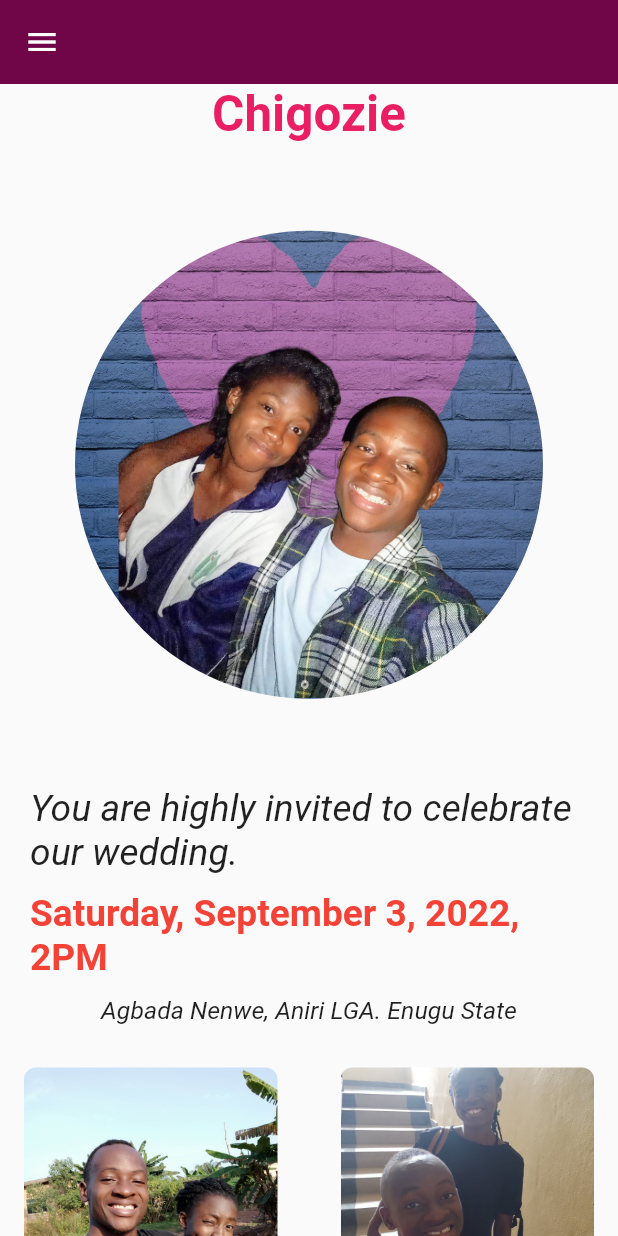
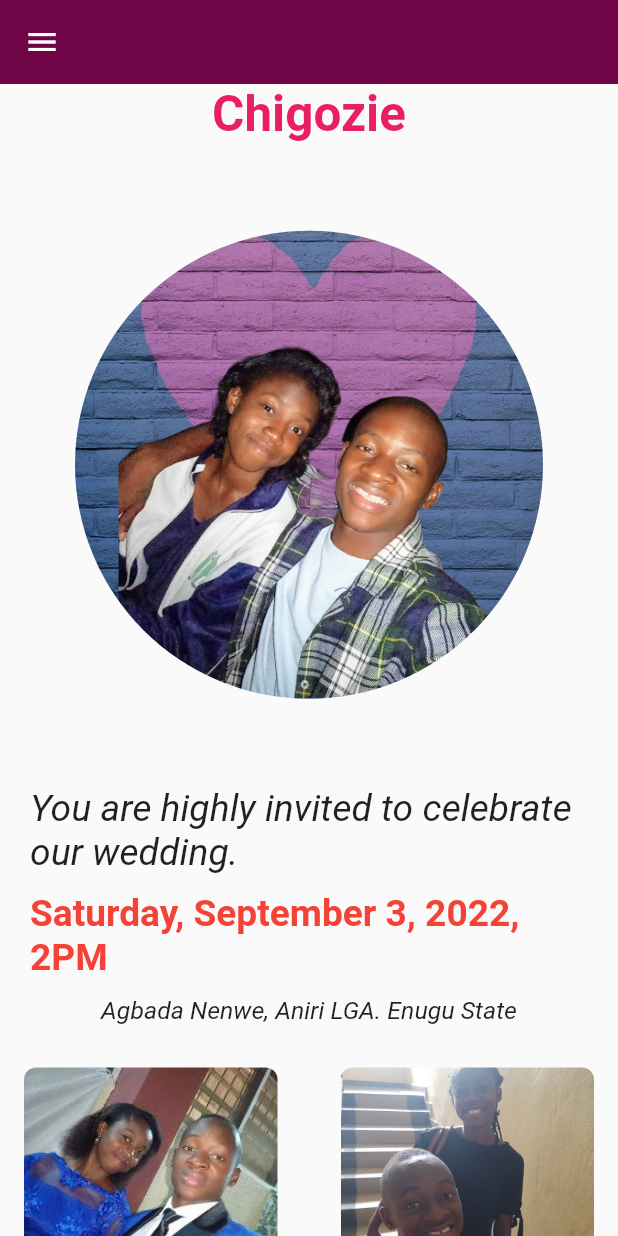
Before and after one commit to vikilinho/candv, a Flutter app: the screen it shows after launch, on a phone screen of 412 x 824 dp. Run offline on Flutter 3.47's test engine with Material 2 defaults, Android fonts, the light colour scheme and no system bars; drawn by our look-alikes of animated_text_kit.

Commit message:
new commit

```diff
--- a/lib/views/sliver_display.dart
+++ b/lib/views/sliver_display.dart
@@ -13,7 +13,7 @@ class SliverMobile extends StatefulWidget {
 
 class _SliverMobileState extends State<SliverMobile> {
   List<Widget> mybox = [
-    MyBox(image: 'images/p7.jpeg'),
+    MyBox(image: 'images/p1.jpeg'),
     MyBox(image: 'images/p2.jpeg'),
     MyBox(image: 'images/p3.jpeg'),
     MyBox(image: 'images/p4.jpeg'),
@@ -186,6 +186,7 @@ class _SliverMobileState extends State<SliverMobile> {
             ),
           ),
           SliverGrid(
+            // ignore: prefer_const_constructors
             gridDelegate: SliverGridDelegateWithFixedCrossAxisCount(
               mainAxisSpacing: 20.0,
               crossAxisSpacing: 10.0,
@@ -193,11 +194,11 @@ class _SliverMobileState extends State<SliverMobile> {
               childAspectRatio: 1.0,
             ),
             delegate: SliverChildBuilderDelegate(
-              ((BuildContext context, int index) {
+              ((context, int index) {
                 return Padding(
                     padding: const EdgeInsets.all(8), child: mybox[index]);
               }),
-              childCount: _gridItems.length,
+              childCount: 8,
             ),
           )
         ],
```
